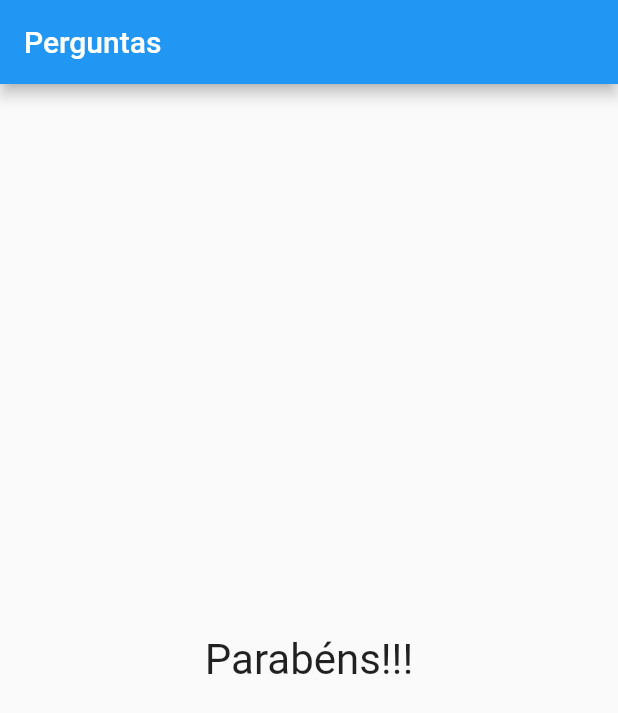
After one commit to MarckVinny/CursoFlutter, a Flutter app: the screen it shows after launch, after a tap on "Preto", after a tap on "Cobra", after a tap on "Leo", on a phone screen of 412 x 824 dp. The commit adds this screen. Shown: the top 713 px of the screen. Run offline on Flutter 3.47's test engine with Material 2 defaults, Android fonts, the phone set to English and light mode, and no system bars.

Commit message:
Criação do Componente Resultado.

```diff
--- /dev/null
+++ b/lib/resultado.dart
@@ -0,0 +1,16 @@
+import 'package:flutter/material.dart';
+
+class Resultado extends StatelessWidget {
+  final String texto;
+
+  Resultado(this.texto);
+
+  @override
+  Widget build(BuildContext context) {
+    return Center(
+        child: Text(
+      texto,
+      style: const TextStyle(fontSize: 28),
+    ));
+  }
+}
```
Also changed, not shown: lib/main.dart (+4 -8 lines).
